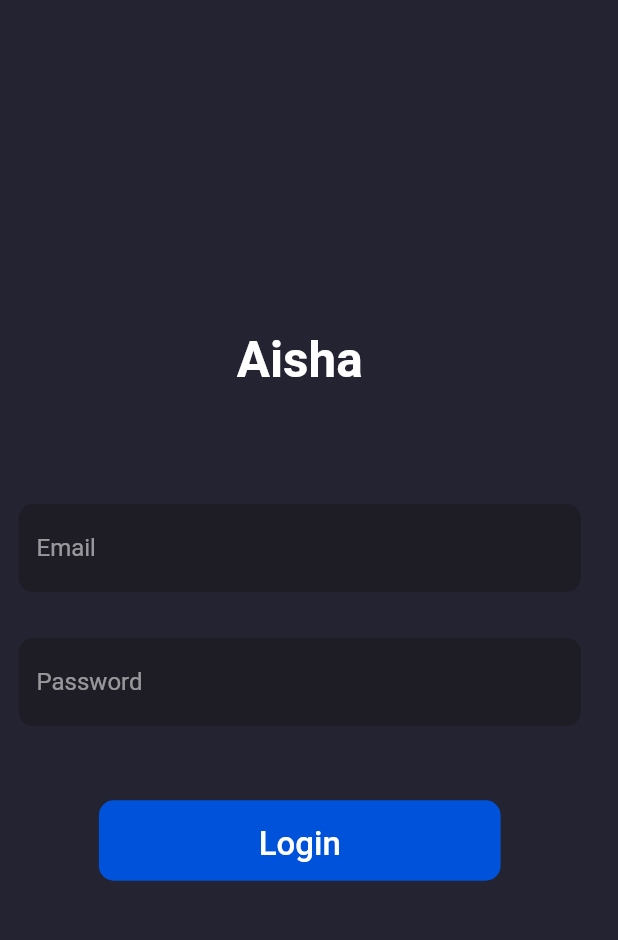
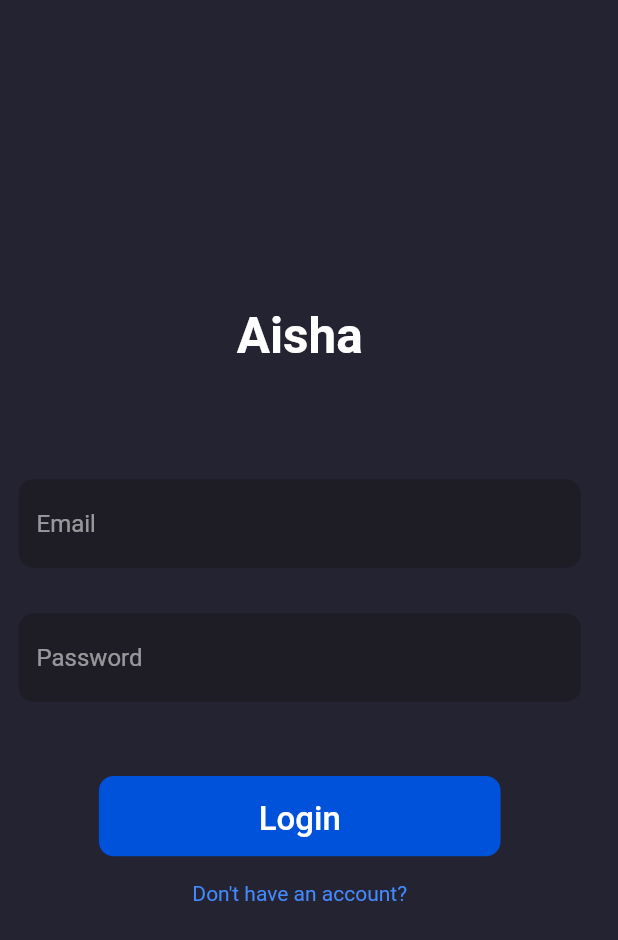
Before and after one commit to dimitri-sky/flutterapp, a Flutter app: the screen it shows after launch, on a phone screen of 412 x 824 dp. Shown: the top 940 px of the screen. Run offline on Flutter 3.47's test engine with Material 2 defaults, Android fonts, the phone set to English and light mode, and no system bars; our stand-ins replace cloud_firestore, firebase_analytics, firebase_auth, firebase_core, firebase_storage, get_it; accounts and stored records are empty.

```diff
--- a/lib/main.dart
+++ b/lib/main.dart
@@ -2,9 +2,14 @@ import 'package:flutter/material.dart';
 
 // Packages
 import 'package:firebase_analytics/firebase_analytics.dart';
+import 'package:flutterapp/providers/authentication_provider.dart';
+import 'package:provider/provider.dart';
 
 // Services
 import './services/navigation_service.dart';
+
+// Providers
+import './providers/authentication_provider.dart';
 
 // Pages
 import './pages/splash_page.dart';
@@ -26,7 +31,15 @@ void main() {
 class MainApp extends StatelessWidget {
   @override
   Widget build(BuildContext context) {
-    return MaterialApp(
+    return MultiProvider(
+      providers: [
+        ChangeNotifierProvider<AuthenticationProvider>(
+          create: (BuildContext _context) {
+            return AuthenticationProvider();
+          },
+        )
+      ],
+      child: MaterialApp(
         title: 'Aisha',
         theme: ThemeData(
           backgroundColor: Color.fromRGBO(36, 35, 49, 1.0),
@@ -40,6 +53,7 @@ class MainApp extends StatelessWidget {
         routes: {
           '/login': (BuildContext _context) => LoginPage(),
         },
+      ),
     );
   }
 }
--- a/lib/pages/login_page.dart
+++ b/lib/pages/login_page.dart
@@ -45,6 +45,10 @@ class _LoginPageState extends State<LoginPage> {
                 height: _deviceHeight * 0.06,
               ),
               _loginButton(),
+              SizedBox(
+                height: _deviceHeight * 0.02,
+              ),
+              _registerAccountLink(),
             ]),
       ),
     );
@@ -98,4 +102,19 @@ class _LoginPageState extends State<LoginPage> {
       onPressed: () {},
     );
   }
+
+  Widget _registerAccountLink() {
+    return GestureDetector(
+        onTap: () {
+          print("Registration Clicked!");
+        },
+        child: Container(
+          child: Text(
+            'Don\'t have an account?',
+            style: TextStyle(
+              color: Colors.blueAccent,
+            ),
+          ),
+        ));
+  }
 }
--- /dev/null
+++ b/lib/providers/authentication_provider.dart
@@ -0,0 +1,20 @@
+// Packages
+import 'package:flutter/material.dart';
+import 'package:firebase_auth/firebase_auth.dart';
+import 'package:get_it/get_it.dart';
+
+//Services
+import '../services/database_service.dart';
+import '../services/navigation_service.dart';
+
+class AuthenticationProvider extends ChangeNotifier {
+  late final FirebaseAuth _auth;
+  late final NavigationService _navigationService;
+  late final DatabaseService _databaseService;
+
+  AuthenticationProvider() {
+    _auth = FirebaseAuth.instance;
+    _navigationService = GetIt.instance.get<NavigationService>();
+    _databaseService = GetIt.instance.get<DatabaseService>();
+  }
+}
```
Also changed, not shown: lib/models/chat_user.dart (added, +42 -0 lines). Lines whose indentation alone changed are shown as unchanged.
